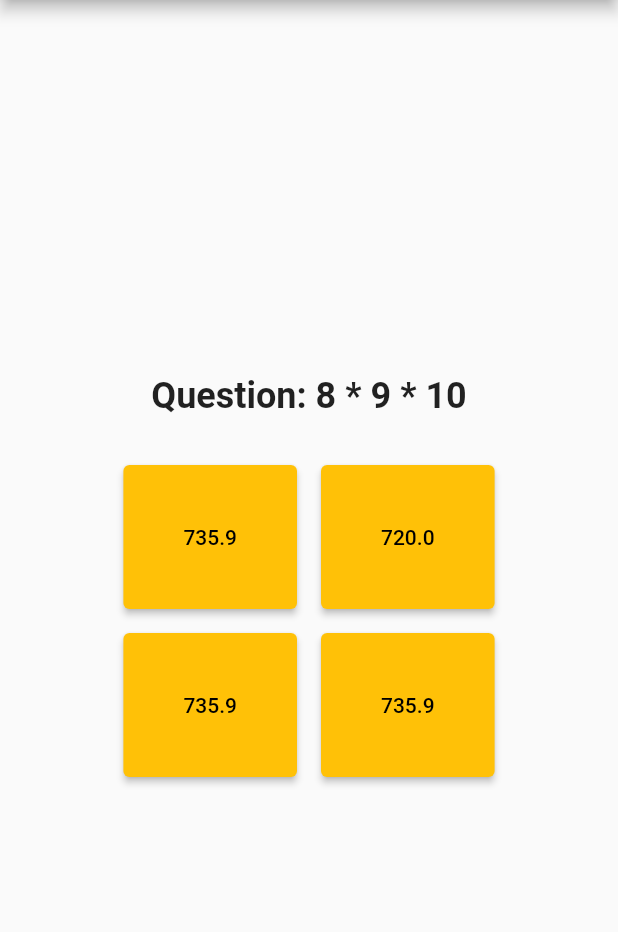
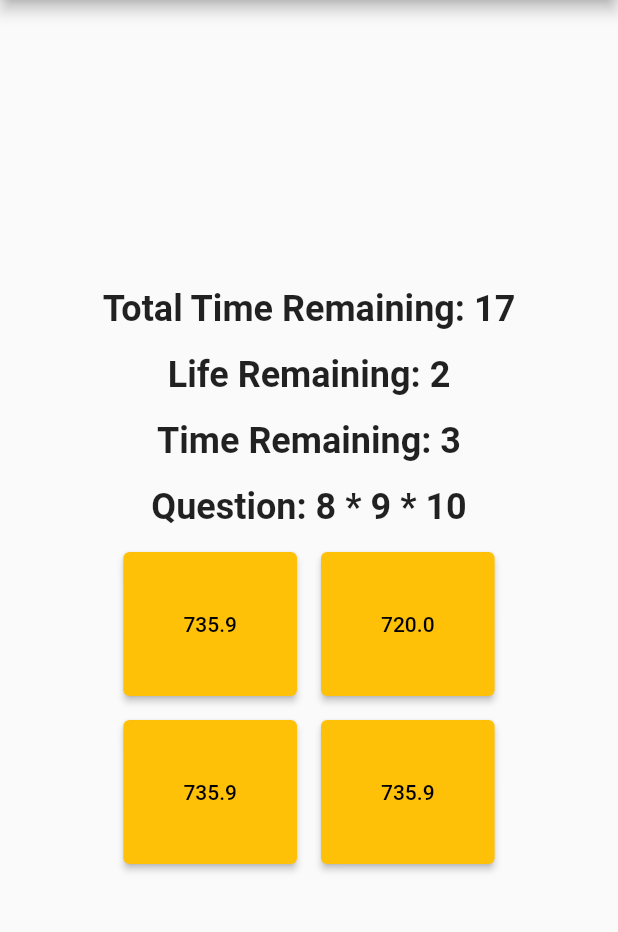
Before and after one commit to Trex1102/quiz_app, a Flutter app: the QuizPage screen opened by its route, after a tap on an icon or button, on a phone screen of 412 x 824 dp, the part 84-1016 px from its top. Run offline on Flutter 3.47's test engine with Material 2 defaults, Android fonts, the phone set to English and light mode, and no system bars; our stand-ins replace math_expressions.

Commit message:
-complete without any errors

```diff
--- a/lib/main.dart
+++ b/lib/main.dart
@@ -15,7 +15,7 @@ void main() {
 }
 
 class QuizApp extends StatelessWidget {
-  const QuizApp({super.key});
+  const QuizApp({Key? key}) : super(key: key);
 
   @override
   Widget build(BuildContext context) {
--- a/lib/quiz_page.dart
+++ b/lib/quiz_page.dart
@@ -4,6 +4,7 @@ import 'package:provider/provider.dart';
 import 'package:quiz_app/generate_options.dart';
 import 'package:quiz_app/score_provider.dart';
 import 'package:quiz_app/generate_question.dart';
+import 'package:quiz_app/result_page.dart'; // Import the result page
 
 class QuizPage extends StatefulWidget {
   const QuizPage({Key? key}) : super(key: key);
@@ -13,29 +14,78 @@ class QuizPage extends StatefulWidget {
 }
 
 class _QuizPageState extends State<QuizPage> {
+
+  late Timer _globalTimer;
   late Timer _timer;
   late String _question;
   late double _correctAnswer;
-
-  int _seconds = 5;
-  int _tempseconds = 0;
-  bool _isRunning = false;
-
+  late int _countdown;
+  late int _globalCountDown;
 
   late List<String> options;
+
+  int life = 3;
 
   @override
   void initState() {
     super.initState();
     generateQuestion();
+    _countdown = 5;
+    _globalCountDown = 20; // Adjust the global countdown time as needed
     startTimer();
+    startGlobalTimer();
   }
 
   @override
   void dispose() {
     _timer.cancel();
+    _globalTimer.cancel();
     super.dispose();
   }
+
+
+  void startGlobalTimer() {
+    _globalTimer = Timer.periodic(const Duration(seconds: 1), (timer) {
+      setState(() {
+        if (_globalCountDown > 0) {
+          _globalCountDown--;
+        } else {
+          _globalTimer.cancel();
+          navigateToResultPage(); // Navigate to the result page
+        }
+      });
+    });
+  }
+
+
+  void startTimer() {
+    _timer = Timer.periodic(const Duration(seconds: 1), (timer) {
+      setState(() {
+        if (_countdown > 0) {
+          _countdown--;
+        } else {
+          resetTimer();
+        }
+      });
+    });
+  }
+
+
+  void resetTimer(){
+    _countdown = 5;
+    generateQuestion();
+  }
+
+
+  void navigateToResultPage() {
+    Navigator.pushReplacement(
+      context,
+      MaterialPageRoute(
+        builder: (context) => ResultPage(), // Replace ResultPage() with your actual result page
+      ),
+    );
+  }
+
 
   void generateQuestion() {
     _question = GenerateQuestion.generate();
@@ -43,45 +93,26 @@ class _QuizPageState extends State<QuizPage> {
     options = GenerateOptions.generateOptions(_correctAnswer);
   }
 
-  void startTimer() {
-    if(!_isRunning) {
-      _timer = Timer.periodic(const Duration(seconds: 1), (_) {
-        setState(() {
-          _seconds--;
-        });
-        if (_seconds <= 0) {
-          generateQuestion();
-          resetTimer();
-        }
-      });
+
+  void answerQuestion(double answer) {
+
+    final scoreProvider = Provider.of<ScoreProvider>(context, listen: false);
+    if (answer == _correctAnswer) {
+      scoreProvider.incrementScore();
+      resetTimer();
+    }
+    else{
+      life--;
+      resetTimer();
+    }
+
+    if(life == 0) {
+      _globalTimer.cancel();
+      navigateToResultPage();
     }
   }
 
-  void resetTimer() {
-    _timer.cancel();
-    setState(() {
-      _seconds = 5;
-      _tempseconds = 5;
-      _isRunning = true;
-    });
-  }
 
-  String getTimerText() {
-
-    if(!_isRunning){
-      _seconds = _tempseconds;
-    }
-    int seconds = _seconds % 60;
-    return seconds.toString();
-  }
-
-
-  void answerQuestion(double answer) {
-    final scoreProvider = Provider.of<ScoreProvider>(context, listen: false);
-    if (answer == _correctAnswer) {
-      scoreProvider.incrementScore();
-    }
-  }
 
   @override
   Widget build(BuildContext context) {
@@ -94,6 +125,33 @@ class _QuizPageState extends State<QuizPage> {
           mainAxisAlignment: MainAxisAlignment.center,
           children: [
             Text(
+              'Total Time Remaining: $_globalCountDown',
+              style: const TextStyle(
+                fontSize: 24.0,
+                fontWeight: FontWeight.bold,
+              ),
+            ),
+            const SizedBox(height: 16.0),
+
+            Text(
+              'Life Remaining: $life',
+              style: const TextStyle(
+                fontSize: 24.0,
+                fontWeight: FontWeight.bold,
+              ),
+            ),
+
+            const SizedBox(height: 16.0),
+
+            Text(
+              'Time Remaining: $_countdown',
+              style: const TextStyle(
+                fontSize: 24.0,
+                fontWeight: FontWeight.bold,
+              ),
+            ),
+            const SizedBox(height: 16.0),
+            Text(
               'Question: $_question',
               style: const TextStyle(
                 fontSize: 24.0,
@@ -101,20 +159,12 @@ class _QuizPageState extends State<QuizPage> {
               ),
             ),
             const SizedBox(height: 16.0),
-
-            // Center(
-            //   child: Text(
-            //     getTimerText(),
-            //   ),
-            // ),
-
-            const SizedBox(height: 16.0),
             Row(
               mainAxisAlignment: MainAxisAlignment.center,
               children: [
                 ElevatedButton(
                   onPressed: () {
-                    answerQuestion(options[0] as double);
+                    answerQuestion(double.parse(options[0]));
                   },
                   style: ElevatedButton.styleFrom(
                     padding: const EdgeInsets.all(40.0),
@@ -124,7 +174,7 @@ class _QuizPageState extends State<QuizPage> {
                 const SizedBox(width: 16.0),
                 ElevatedButton(
                   onPressed: () {
-                    answerQuestion(options[1] as double);
+                    answerQuestion(double.parse(options[1]));
                   },
                   style: ElevatedButton.styleFrom(
                     padding: const EdgeInsets.all(40.0),
@@ -139,7 +189,7 @@ class _QuizPageState extends State<QuizPage> {
               children: [
                 ElevatedButton(
                   onPressed: () {
-                    answerQuestion(options[2] as double);
+                    answerQuestion(double.parse(options[2]));
                   },
                   style: ElevatedButton.styleFrom(
                     padding: const EdgeInsets.all(40.0),
@@ -149,7 +199,7 @@ class _QuizPageState extends State<QuizPage> {
                 const SizedBox(width: 16.0),
                 ElevatedButton(
                   onPressed: () {
-                    answerQuestion(options[3] as double);
+                    answerQuestion(double.parse(options[3]));
                   },
                   style: ElevatedButton.styleFrom(
                     padding: const EdgeInsets.all(40.0),
--- a/lib/score_provider.dart
+++ b/lib/score_provider.dart
@@ -1,4 +1,4 @@
-import 'package:flutter/foundation.dart';
+import 'package:flutter/material.dart';
 
 class ScoreProvider with ChangeNotifier {
   int _score = 0;
```
Also changed, not shown: lib/result_page.dart (+12 -14 lines).
